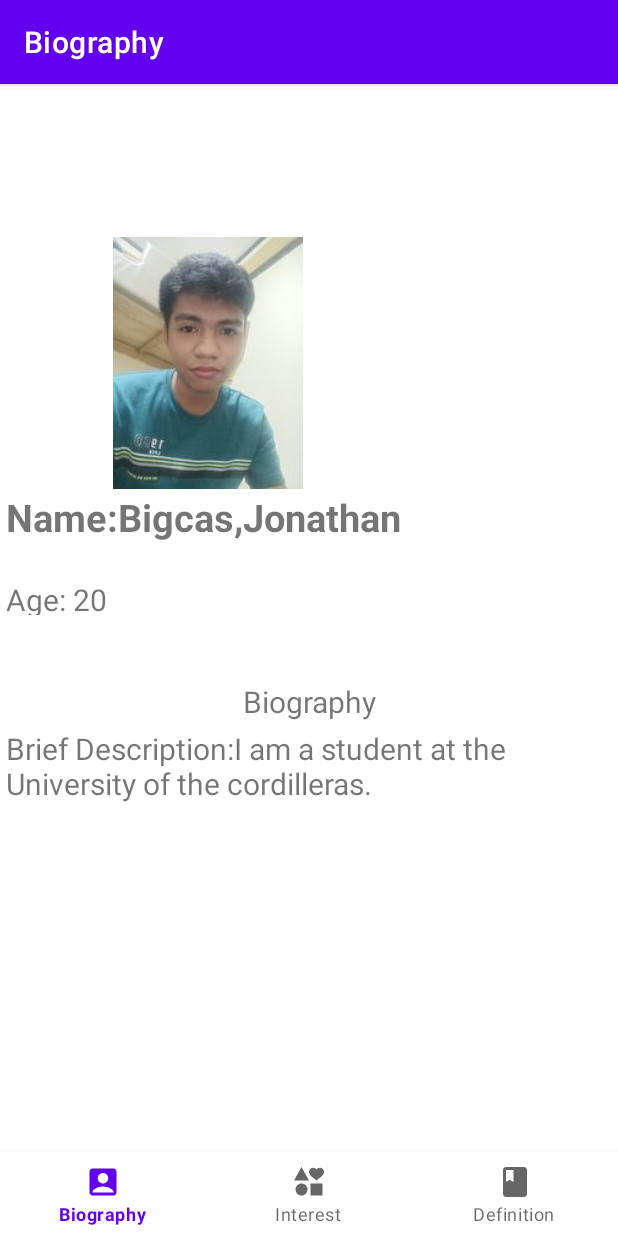
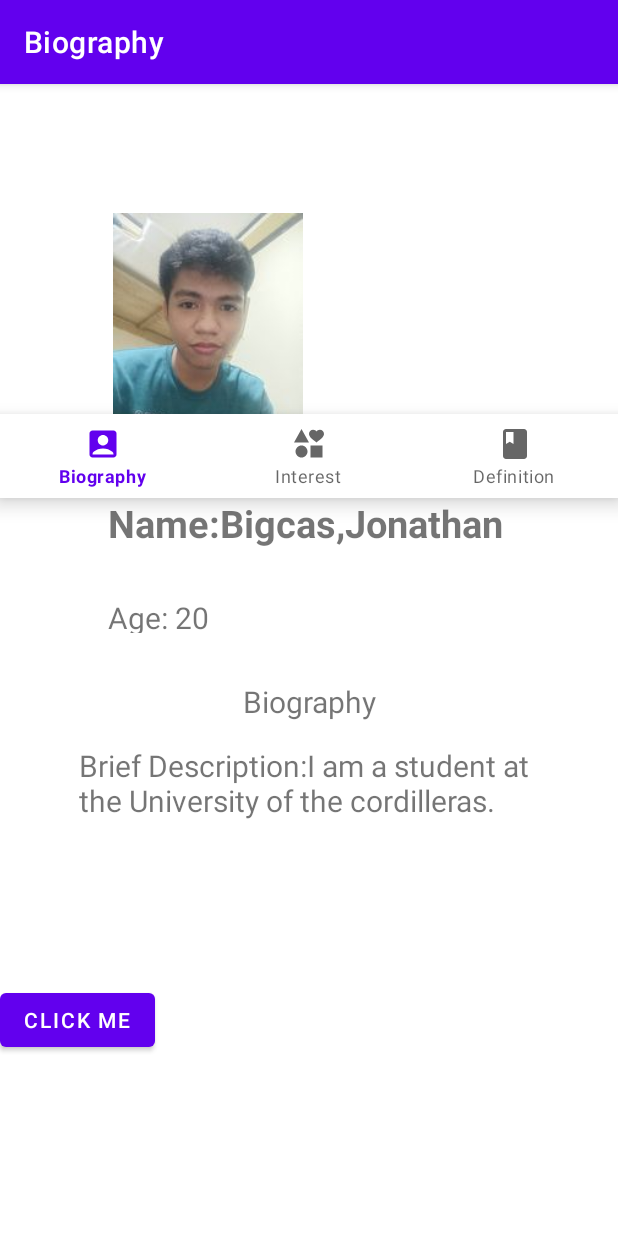
Before and after one commit to josh1n1/androidstudio, an Android app: the screen it shows after launch (MainActivity), on a phone screen of 412 x 824 dp. Run offline under Robolectric (Android 15) with nearby library versions, the phone set to English and light mode, and no system bars; our stand-ins replace navigation-ui; 1 statement that could not run was skipped.

Commit message:
intent finish

```diff
--- a/BasicViewsActivity/gradle/libs.versions.toml
+++ b/BasicViewsActivity/gradle/libs.versions.toml
@@ -1,5 +1,5 @@
 [versions]
-agp = "8.6.0"
+agp = "8.6.1"
 kotlin = "1.9.0"
 coreKtx = "1.13.1"
 junit = "4.13.2"
--- a/BasicsCodeLab/gradle/libs.versions.toml
+++ b/BasicsCodeLab/gradle/libs.versions.toml
@@ -1,5 +1,5 @@
 [versions]
-agp = "8.6.0"
+agp = "8.6.1"
 kotlin = "1.9.0"
 coreKtx = "1.10.1"
 junit = "4.13.2"
--- a/navviewsbasic/app/src/main/res/layout/activity_main.xml
+++ b/navviewsbasic/app/src/main/res/layout/activity_main.xml
@@ -1,18 +1,21 @@
 <?xml version="1.0" encoding="utf-8"?>
 <androidx.constraintlayout.widget.ConstraintLayout xmlns:android="http://schemas.android.com/apk/res/android"
     xmlns:app="http://schemas.android.com/apk/res-auto"
+    xmlns:tools="http://schemas.android.com/tools"
     android:id="@+id/container"
     android:layout_width="match_parent"
     android:layout_height="match_parent"
     android:paddingTop="?attr/actionBarSize">
 
+
     <com.google.android.material.bottomnavigation.BottomNavigationView
         android:id="@+id/nav_view"
         android:layout_width="0dp"
         android:layout_height="wrap_content"
+        android:layout_marginBottom="492dp"
         android:background="?android:attr/windowBackground"
         app:layout_constraintBottom_toBottomOf="parent"
-        app:layout_constraintHorizontal_bias="0.0"
+        app:layout_constraintHorizontal_bias="1.0"
         app:layout_constraintLeft_toLeftOf="parent"
         app:layout_constraintRight_toRightOf="parent"
         app:menu="@menu/bottom_nav_menu" />
@@ -29,4 +32,13 @@
         app:layout_constraintTop_toTopOf="parent"
         app:navGraph="@navigation/mobile_navigation" />
 
+    <Button
+        android:id="@+id/button"
+        android:layout_width="wrap_content"
+        android:layout_height="wrap_content"
+        android:layout_marginBottom="120dp"
+        android:text="click me"
+        app:layout_constraintBottom_toBottomOf="parent"
+        tools:layout_editor_absoluteX="158dp" />
+
 </androidx.constraintlayout.widget.ConstraintLayout>
--- a/navviewsbasic/app/src/main/res/layout/fragment_home.xml
+++ b/navviewsbasic/app/src/main/res/layout/fragment_home.xml
@@ -7,39 +7,43 @@
     tools:context=".ui.home.BiographyFragment">
 
 
-
     <TextView
+        android:id="@+id/textView3"
         android:layout_width="wrap_content"
         android:layout_height="wrap_content"
-        android:layout_marginBottom="88dp"
+        android:layout_marginStart="68dp"
+        android:layout_marginBottom="84dp"
         android:padding="4dp"
         android:text="Name:Bigcas,Jonathan"
         android:textSize="25sp"
         android:textStyle="bold"
         app:layout_constraintBottom_toTopOf="@+id/text_home"
-        tools:layout_editor_absoluteX="16dp" />
+        app:layout_constraintStart_toStartOf="parent" />
 
     <TextView
+        android:id="@+id/textView4"
         android:layout_width="0dp"
         android:layout_height="32dp"
-        android:layout_marginBottom="40dp"
+        android:layout_marginBottom="28dp"
         android:padding="4dp"
         android:text="Age: 20"
         android:textSize="20sp"
         app:layout_constraintBottom_toTopOf="@+id/text_home"
-        tools:layout_editor_absoluteX="18dp" />
+        app:layout_constraintEnd_toEndOf="@+id/textView3"
+        app:layout_constraintStart_toStartOf="@+id/textView3" />
 
     <TextView
         android:id="@+id/textView2"
-        android:layout_width="364dp"
-        android:layout_height="126dp"
+        android:layout_width="310dp"
+        android:layout_height="123dp"
         android:padding="4dp"
         android:text="Brief Description:I am a student at the University of the cordilleras."
         android:textSize="20sp"
         app:layout_constraintBottom_toBottomOf="parent"
+        app:layout_constraintEnd_toEndOf="@+id/textView4"
+        app:layout_constraintStart_toStartOf="@+id/textView4"
         app:layout_constraintTop_toBottomOf="@+id/text_home"
-        app:layout_constraintVertical_bias="0.0"
-        tools:layout_editor_absoluteX="16dp" />
+        app:layout_constraintVertical_bias="0.051" />
 
     <TextView
         android:id="@+id/text_home"
@@ -61,9 +65,9 @@
         android:id="@+id/imageView"
         android:layout_width="277dp"
         android:layout_height="168dp"
-        android:layout_marginBottom="128dp"
+        android:layout_marginBottom="144dp"
         android:src="@drawable/jo"
         app:layout_constraintBottom_toTopOf="@+id/text_home"
-        tools:layout_editor_absoluteX="-61dp" />
+        tools:layout_editor_absoluteX="61dp" />
 
 </androidx.constraintlayout.widget.ConstraintLayout>
```
Also changed, not shown: navviewsbasic/app/src/main/AndroidManifest.xml (+10 -1 lines), navviewsbasic/app/src/main/java/com/example/navviewsbasic/MainActivity.kt (+10 -0 lines), navviewsbasic/app/src/main/res/layout/fragment_dashboard.xml (+8 -8 lines).
